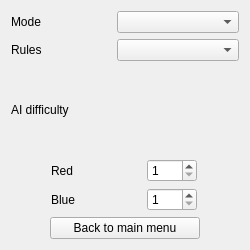
Before: the Qt Designer form ui/settingsmenu.ui in CBenoit/force3-with-bot, drawn with Qt 5.
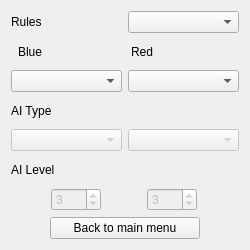
After: the same form once the commit is applied.

Patch:
```diff
--- a/ui/settingsmenu.ui
+++ b/ui/settingsmenu.ui
@@ -20,6 +20,20 @@
    <string>Form</string>
   </property>
   <layout class="QVBoxLayout" name="verticalLayout">
+   <item>
+    <layout class="QHBoxLayout" name="horizontalLayout_4">
+     <item>
+      <widget class="QLabel" name="label_4">
+       <property name="text">
+        <string>Rules</string>
+       </property>
+      </widget>
+     </item>
+     <item>
+      <widget class="QComboBox" name="rulesComboBox"/>
+     </item>
+    </layout>
+   </item>
    <item>
     <layout class="QHBoxLayout" name="horizontalLayout">
      <item>
@@ -31,12 +45,32 @@
         </size>
        </property>
        <property name="text">
-        <string>Mode</string>
+        <string>Blue</string>
        </property>
       </widget>
      </item>
      <item>
-      <widget class="QComboBox" name="modeComboBox">
+      <widget class="QLabel" name="label_2">
+       <property name="maximumSize">
+        <size>
+         <width>100</width>
+         <height>16777215</height>
+        </size>
+       </property>
+       <property name="text">
+        <string>Red</string>
+       </property>
+      </widget>
+     </item>
+    </layout>
+   </item>
+   <item>
+    <layout class="QHBoxLayout" name="horizontalLayout_2">
+     <item>
+      <widget class="QComboBox" name="blueBrainComboBox"/>
+     </item>
+     <item>
+      <widget class="QComboBox" name="redBrainComboBox">
        <property name="editable">
         <bool>false</bool>
        </property>
@@ -47,50 +81,57 @@
      </item>
     </layout>
    </item>
-   <item>
-    <layout class="QHBoxLayout" name="horizontalLayout_2">
-     <item>
-      <widget class="QLabel" name="label_2">
-       <property name="maximumSize">
-        <size>
-         <width>100</width>
-         <height>16777215</height>
-        </size>
-       </property>
-       <property name="text">
-        <string>Rules</string>
-       </property>
-      </widget>
-     </item>
-     <item>
-      <widget class="QComboBox" name="rulesComboBox"/>
-     </item>
-    </layout>
-   </item>
    <item>
     <widget class="QLabel" name="label_5">
+     <property name="enabled">
+      <bool>true</bool>
+     </property>
      <property name="text">
-      <string>AI difficulty</string>
+      <string>AI Type</string>
+     </property>
+    </widget>
+   </item>
+   <item>
+    <layout class="QHBoxLayout" name="horizontalLayout_6">
+     <item>
+      <widget class="QComboBox" name="blueAITypeComboBox">
+       <property name="enabled">
+        <bool>false</bool>
+       </property>
+      </widget>
+     </item>
+     <item>
+      <widget class="QComboBox" name="redAITypeComboBox">
+       <property name="enabled">
+        <bool>false</bool>
+       </property>
+      </widget>
+     </item>
+    </layout>
+   </item>
+   <item>
+    <widget class="QLabel" name="label_3">
+     <property name="enabled">
+      <bool>true</bool>
+     </property>
+     <property name="maximumSize">
+      <size>
+       <width>50</width>
+       <height>16777215</height>
+      </size>
+     </property>
+     <property name="text">
+      <string>AI Level</string>
      </property>
     </widget>
    </item>
    <item>
     <layout class="QHBoxLayout" name="horizontalLayout_3">
      <item>
-      <widget class="QLabel" name="label_3">
-       <property name="maximumSize">
-        <size>
-         <width>50</width>
-         <height>16777215</height>
-        </size>
+      <widget class="QSpinBox" name="blueAILevelSpinBox">
+       <property name="enabled">
+        <bool>false</bool>
        </property>
-       <property name="text">
-        <string>Red</string>
-       </property>
-      </widget>
-     </item>
-     <item>
-      <widget class="QSpinBox" name="redDifficultySpinBox">
        <property name="maximumSize">
         <size>
          <width>50</width>
@@ -101,29 +142,18 @@
         <number>1</number>
        </property>
        <property name="maximum">
-        <number>10</number>
+        <number>9</number>
        </property>
-      </widget>
-     </item>
-    </layout>
-   </item>
-   <item>
-    <layout class="QHBoxLayout" name="horizontalLayout_4">
-     <item>
-      <widget class="QLabel" name="label_4">
-       <property name="maximumSize">
-        <size>
-         <width>50</width>
-         <height>16777215</height>
-        </size>
+       <property name="value">
+        <number>3</number>
        </property>
-       <property name="text">
-        <string>Blue</string>
-       </property>
       </widget>
      </item>
      <item>
-      <widget class="QSpinBox" name="blueDifficultySpinBox">
+      <widget class="QSpinBox" name="redAILevelSpinBox">
+       <property name="enabled">
+        <bool>false</bool>
+       </property>
        <property name="maximumSize">
         <size>
          <width>50</width>
@@ -134,7 +164,10 @@
         <number>1</number>
        </property>
        <property name="maximum">
-        <number>10</number>
+        <number>9</number>
+       </property>
+       <property name="value">
+        <number>3</number>
        </property>
       </widget>
      </item>
```
